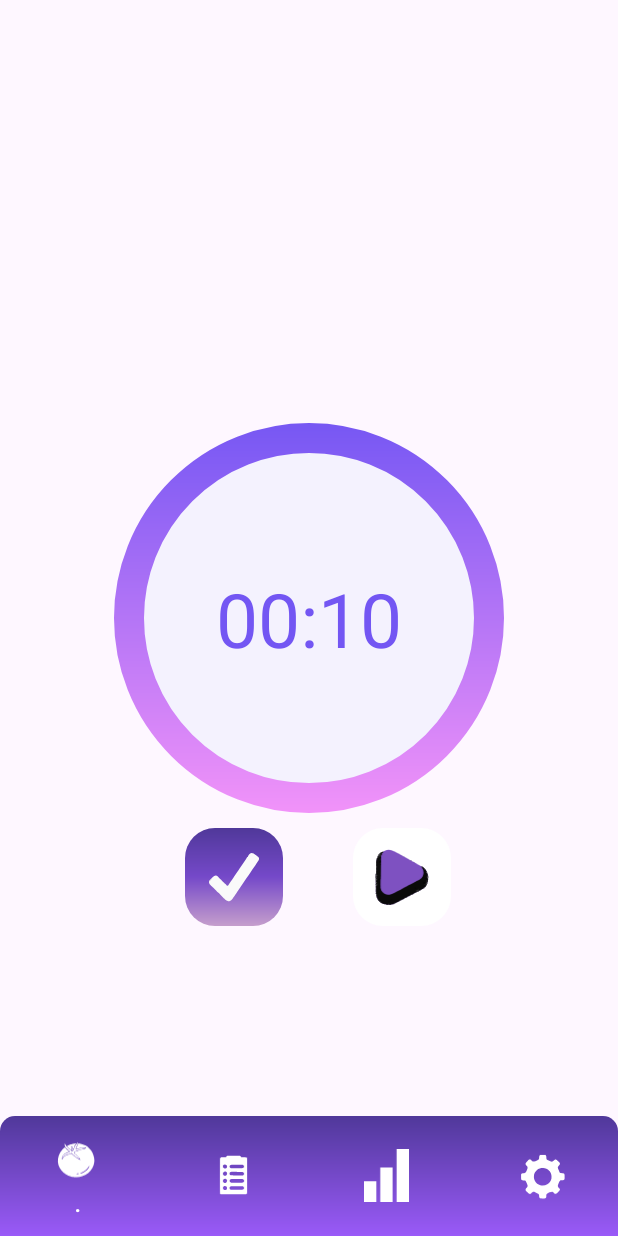
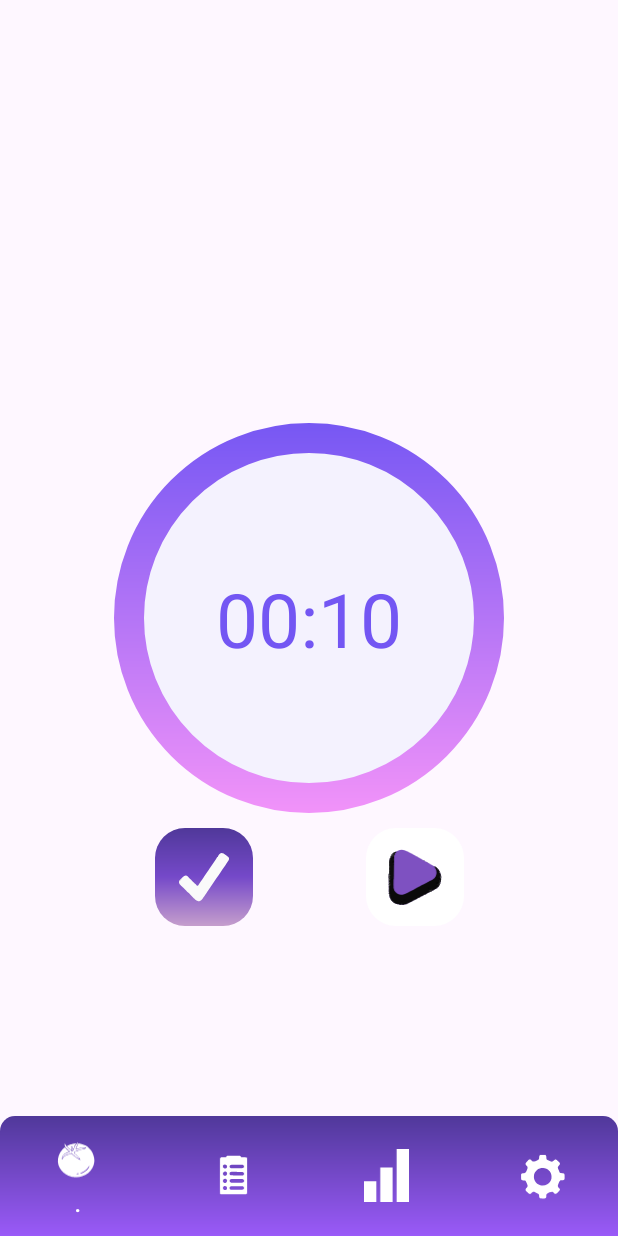
Before and after one commit to ScarlettRed6/pomodoro-timer, an Android app: the screen it shows after launch (MainActivity), on a phone screen of 412 x 824 dp. Run offline under Robolectric (Android 15) with nearby library versions, the phone set to English and light mode, and no system bars; our stand-ins replace data binding, navigation-ui.

Commit message:
added guidelines:fragment_timer

```diff
--- a/app/src/main/res/layout/fragment_timer.xml
+++ b/app/src/main/res/layout/fragment_timer.xml
@@ -11,6 +11,22 @@
     <androidx.constraintlayout.widget.ConstraintLayout
         android:layout_width="match_parent"
         android:layout_height="match_parent">
+
+        <!-- Add guidelines/barriers here -->
+        <androidx.constraintlayout.widget.Guideline
+            android:id="@+id/guideline1"
+            android:layout_width="wrap_content"
+            android:layout_height="wrap_content"
+            app:layout_constraintGuide_percent="0.25"
+            android:orientation="vertical"/>
+
+        <androidx.constraintlayout.widget.Guideline
+            android:id="@+id/guideline2"
+            android:layout_width="wrap_content"
+            android:layout_height="wrap_content"
+            app:layout_constraintGuide_percent="0.75"
+            android:orientation="vertical"/>
+
 
         <com.example.pomodoro_timer.ui.custom.TimerAnimationView
             android:id="@+id/timer_animation_view_id"
@@ -36,13 +52,11 @@
             android:id="@+id/stop_btn"
             android:layout_width="65dp"
             android:layout_height="65dp"
-            android:layout_marginEnd="100dp"
             android:clickable="true"
             android:focusable="true"
             android:background="@drawable/rounded_btn_bg2"
             app:layout_constraintTop_toBottomOf="@+id/timer_animation_view_id"
-            app:layout_constraintStart_toStartOf="parent"
-            app:layout_constraintEnd_toEndOf="parent">
+            app:layout_constraintStart_toEndOf="@+id/guideline1">
 
             <ImageView
                 android:id="@+id/stop_btn_icon"
@@ -64,8 +78,7 @@
             android:focusable="true"
             android:background="@drawable/rounded_btn_bg"
             app:layout_constraintTop_toBottomOf="@+id/timer_animation_view_id"
-            app:layout_constraintEnd_toEndOf="parent"
-            app:layout_constraintStart_toStartOf="@+id/stop_btn">
+            app:layout_constraintEnd_toStartOf="@+id/guideline2">
 
             <ImageView
                 android:id="@+id/start_btn_icon"
```
